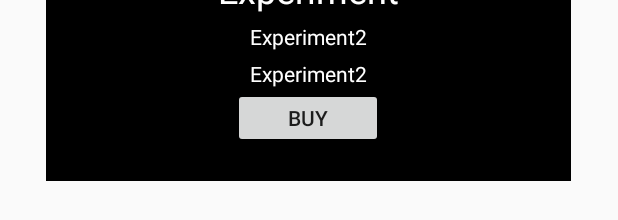
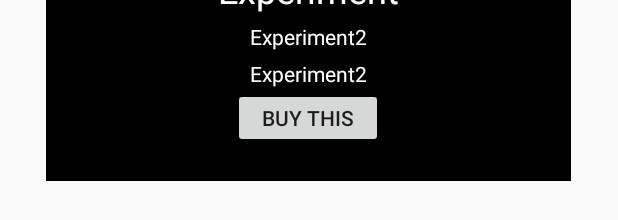
Before and after one commit to jasonn0118/SN34KER_app, an Android app: the layout layout_popup.xml on its own in the app's theme, with its tools: preview values and no code run, on a phone screen of 412 x 824 dp. Shown: the part 737-957 px from the top of the screen. Run offline under Robolectric (Android 15) with nearby library versions, the phone set to English and light mode, and no system bars.

Commit message:
processing on the detail page

```diff
--- a/app/src/main/java/com/example/sn34ker/ShopFragment.java
+++ b/app/src/main/java/com/example/sn34ker/ShopFragment.java
@@ -16,14 +16,9 @@ import androidx.fragment.app.Fragment;
 import androidx.recyclerview.widget.LinearLayoutManager;
 import androidx.recyclerview.widget.RecyclerView;
 
-import java.util.ArrayList;
-import java.util.List;
-
 public class ShopFragment extends Fragment {
     DataBaseHelper dbHelper;
     RecyclerView product_recyclerView,nike_recycleView,adidas_recycleView;
-//    ArrayList<String> product_name, product_brand, product_price;
-//    ArrayList<Byte[]> product_img;
     ProductAdapter productAdapter;
     private static final String TAG = "SHOP FRAGMENT";
 
--- a/app/src/main/res/layout/layout_popup.xml
+++ b/app/src/main/res/layout/layout_popup.xml
@@ -61,13 +61,13 @@
             android:layout_marginTop="5dp"
             ></androidx.appcompat.widget.AppCompatTextView>
     </androidx.appcompat.widget.LinearLayoutCompat>
+
     <androidx.appcompat.widget.AppCompatButton
         android:id="@+id/buyButton"
         android:layout_width="100dp"
         android:layout_height="40dp"
-        android:text="Buy"
         android:layout_gravity="center_horizontal"
-        ></androidx.appcompat.widget.AppCompatButton>
+        android:text="@string/btnPurchase"></androidx.appcompat.widget.AppCompatButton>
 
 
 
--- a/app/src/main/res/values/strings.xml
+++ b/app/src/main/res/values/strings.xml
@@ -19,6 +19,7 @@
     <string name="btnSaveProduct">Save</string>
     <string name="devsTxtView">Our Developers</string>
     <string name="emailTxtView">sn34ker@gmail.com</string>
+    <string name="btnPurchase">Buy This</string>
 
     <string-array name="sneakerType">
         <item>Athletic Kick</item>
```
Also changed, not shown: app/src/main/java/com/example/sn34ker/ProductAdapter.java (+8 -0 lines).
